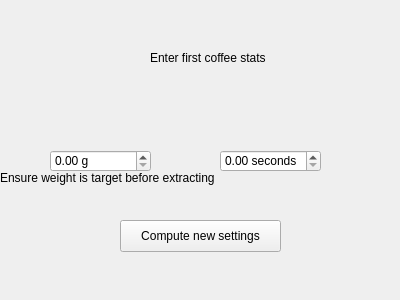
Before: the Qt Designer form coffeeinput.ui in jamesxsc/coffee, drawn with Qt 5.
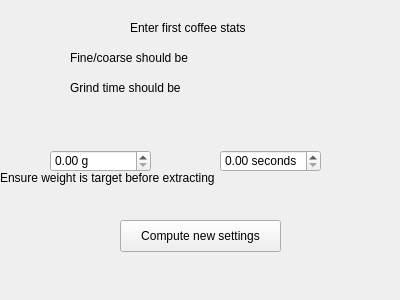
After: the same form once the commit is applied.

Patch:
```diff
--- a/coffeeinput.ui
+++ b/coffeeinput.ui
@@ -16,8 +16,8 @@
   <widget class="QLabel" name="title">
    <property name="geometry">
     <rect>
-     <x>150</x>
-     <y>50</y>
+     <x>130</x>
+     <y>20</y>
      <width>141</width>
      <height>16</height>
     </rect>
@@ -84,6 +84,32 @@
     <string>Ensure weight is target before extracting</string>
    </property>
   </widget>
+  <widget class="QLabel" name="tipFineCoarse">
+   <property name="geometry">
+    <rect>
+     <x>70</x>
+     <y>50</y>
+     <width>231</width>
+     <height>16</height>
+    </rect>
+   </property>
+   <property name="text">
+    <string>Fine/coarse should be</string>
+   </property>
+  </widget>
+  <widget class="QLabel" name="tipGrindTime">
+   <property name="geometry">
+    <rect>
+     <x>70</x>
+     <y>80</y>
+     <width>271</width>
+     <height>16</height>
+    </rect>
+   </property>
+   <property name="text">
+    <string>Grind time should be</string>
+   </property>
+  </widget>
  </widget>
  <resources/>
  <connections>
```
